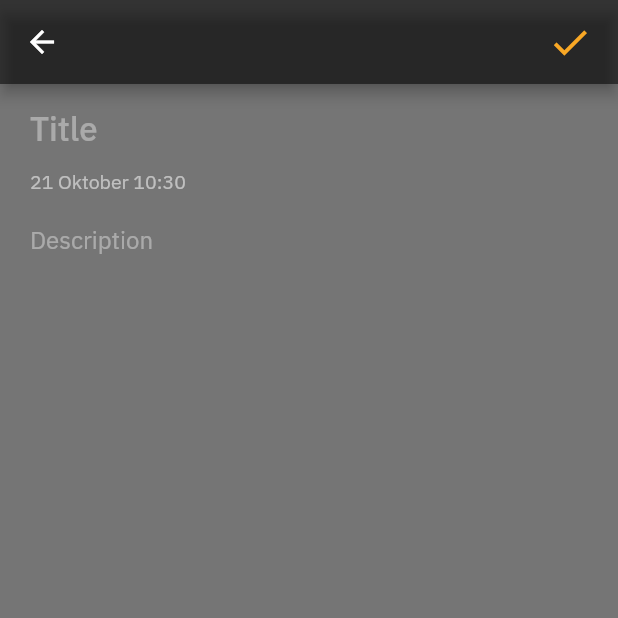
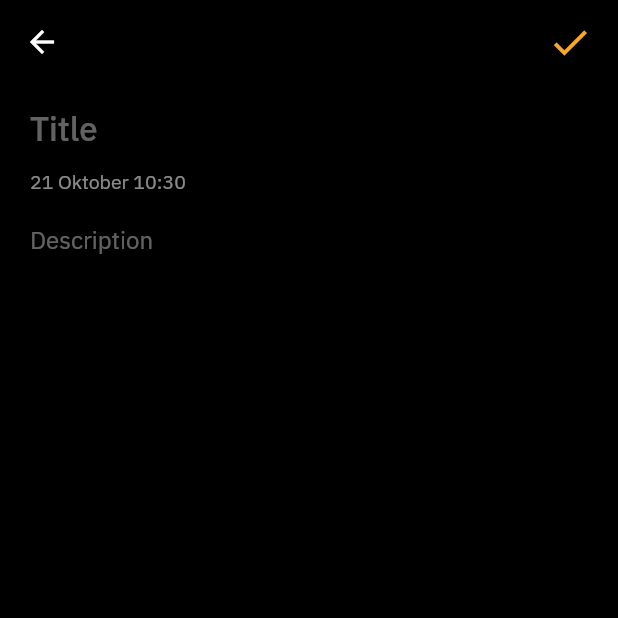
Before and after one commit to muhwira27/simple_notes_app, a Flutter app: the screen it shows after launch, after a tap on the "add" icon, on a phone screen of 412 x 824 dp, the top half of it. Run offline on Flutter 3.47's test engine with Material 2 defaults, Android fonts, the phone set to English and light mode, and no system bars; our stand-ins replace get, hive_flutter, roundcheckbox; accounts and stored records are empty.

Commit message:
Change background color

```diff
--- a/lib/views/new_note_screen.dart
+++ b/lib/views/new_note_screen.dart
@@ -21,9 +21,9 @@ class NewNoteScreen extends StatelessWidget {
     final NotesController notessController = Get.find();
 
     return Scaffold(
-      backgroundColor: Colors.black54,
+      backgroundColor: Colors.black,
       appBar: AppBar(
-        backgroundColor: Colors.black54,
+        backgroundColor: Colors.black,
         actions: [
           Padding(
             padding: const EdgeInsets.only(right: 8.0),
--- a/lib/views/note_list_screen.dart
+++ b/lib/views/note_list_screen.dart
@@ -10,7 +10,7 @@ class NoteListScreen extends StatelessWidget {
     final NotesController notessController = Get.put(NotesController());
 
     return Scaffold(
-      backgroundColor: Colors.black87,
+      backgroundColor: Colors.black,
       appBar: AppBar(
         title: Text(
           "N O T E S",
```
